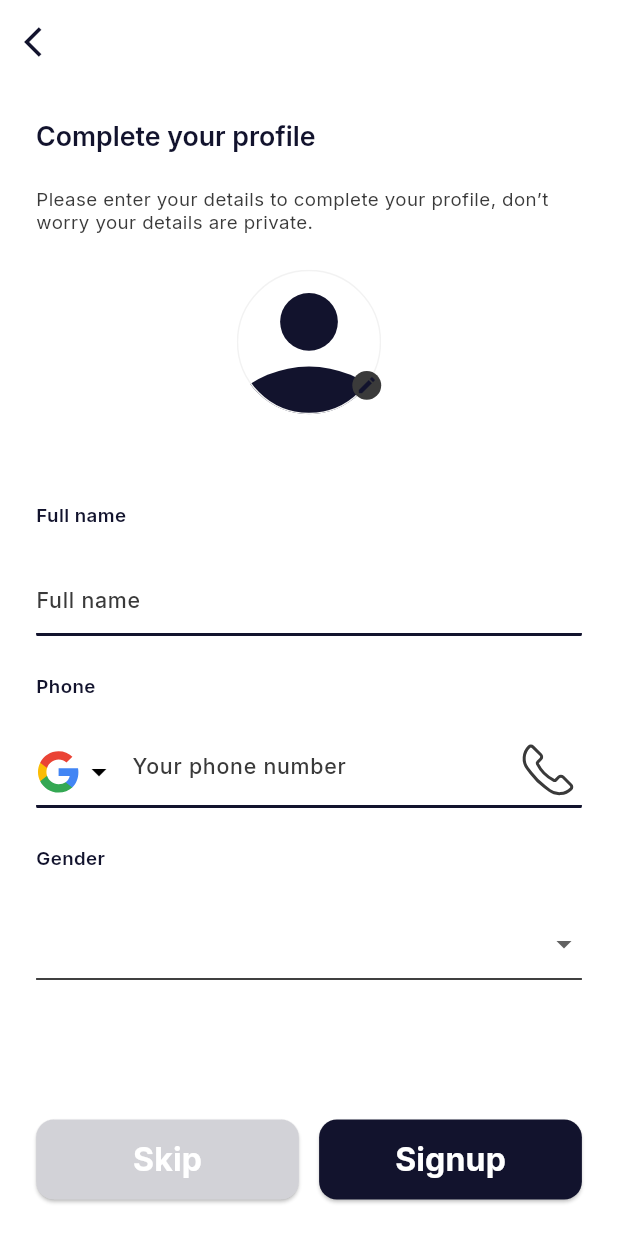
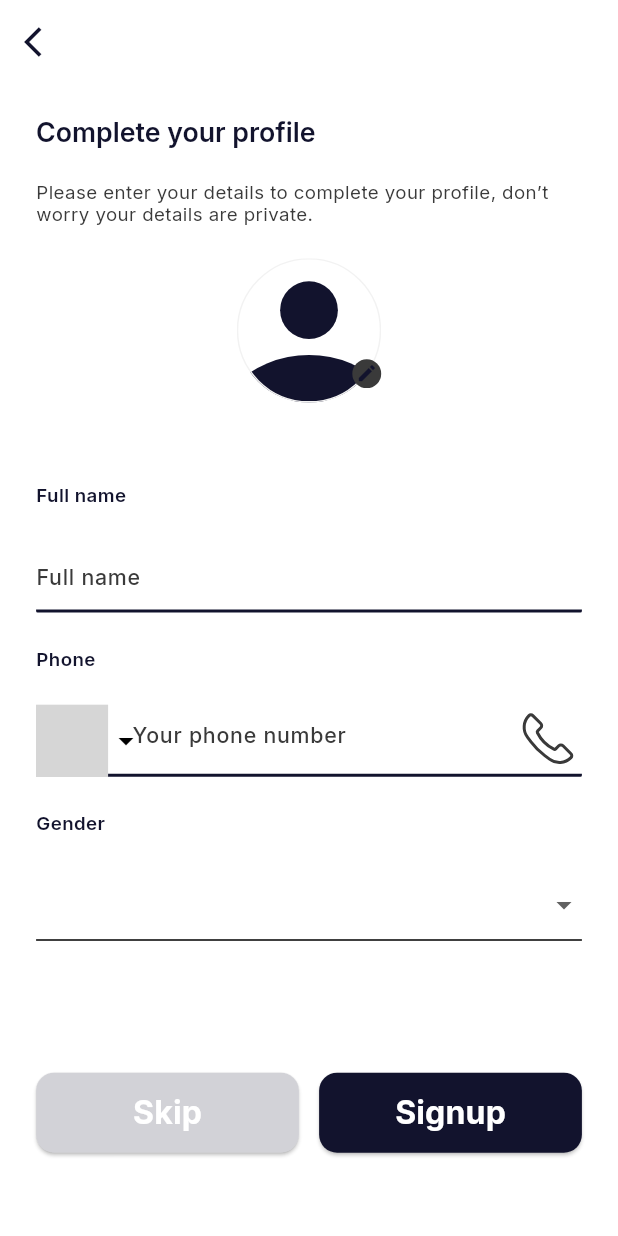
Before and after one commit to Gaith-Kozali/Chatbot, a Flutter app: the InformInputScreen screen opened by its route, on a phone screen of 412 x 824 dp. Run offline on Flutter 3.47's test engine with Material 3 defaults, Android fonts, the phone set to English and light mode, and no system bars; drawn by our look-alikes of dropdown_button2; our stand-ins replace bloc, dartz, flutter_bloc, flutter_screenutil, flutter_svg, google_fonts; missing offline and left inert: chat_gpt_sdk, gif_view; grey boxes are pictures that could not be loaded.

Commit message:
add (appBarHeight + 38.h) to solve scroll in screen informatio_input_screen

```diff
--- a/lib/features/feature_authentication/presentation/screens/information_input_screen.dart
+++ b/lib/features/feature_authentication/presentation/screens/information_input_screen.dart
@@ -15,17 +15,20 @@ String? _gender;
 class InformInputScreen extends StatelessWidget {
   const InformInputScreen({super.key});
   static String route = "InformInputScreen";
-
+// have problem of scalling i but 38 to solve this time  (appBarHeight + 38.h)
   @override
   Widget build(BuildContext context) {
+    double appBarHeight = AuthAppBar(context).preferredSize.height;
     return Scaffold(
         appBar: AuthAppBar(context),
-        body: SingleChildScrollView(
-          padding: EdgeInsets.symmetric(horizontal: 25.w).copyWith(bottom: 5.h),
+        body: SafeArea(
+          child: SingleChildScrollView(
+            padding:
+                EdgeInsets.symmetric(horizontal: 25.w).copyWith(bottom: 5.h),
             child: ConstrainedBox(
                 constraints: BoxConstraints(
-                  maxHeight: MediaQuery.of(context).size.longestSide -
-                      AuthAppBar(context).preferredSize.height),
+                    maxHeight: (MediaQuery.of(context).size.longestSide -
+                        (appBarHeight + 38.h))),
                 child: Column(
                   mainAxisAlignment: MainAxisAlignment.spaceEvenly,
                   crossAxisAlignment: CrossAxisAlignment.start,
@@ -84,6 +87,7 @@ class InformInputScreen extends StatelessWidget {
                     const InfoButtons()
                   ],
                 )),
+          ),
         ));
   }
 }
@@ -127,7 +131,7 @@ DropdownButton2 _choosePhoneCode(BuildContext context) => DropdownButton2(
         width: 60,
         child: Row(
           children: [
-            SvgPicture.asset(AppImagesPath.googleIcon),
+            SvgPicture.asset(AppImagesPath.countryImage[_phoneCode] ?? ""),
             const Icon(Icons.arrow_drop_down_outlined)
           ],
         )));
--- a/lib/features/feature_authentication/presentation/widgets/auth_appbar.dart
+++ b/lib/features/feature_authentication/presentation/widgets/auth_appbar.dart
@@ -3,8 +3,11 @@ import 'package:flutter/material.dart';
 // ignore: non_constant_identifier_names
 AppBar AuthAppBar(BuildContext context) {
   return AppBar(
+    elevation: 0,
+    backgroundColor: Colors.transparent,
     leading: IconButton(
-      icon:  Icon(Icons.arrow_back_ios, color: Theme.of(context).colorScheme.primary),
+      icon: Icon(Icons.arrow_back_ios,
+          color: Theme.of(context).colorScheme.primary),
       onPressed: () {
         Navigator.pop(context);
       },
```
Lines whose indentation alone changed are shown as unchanged.
